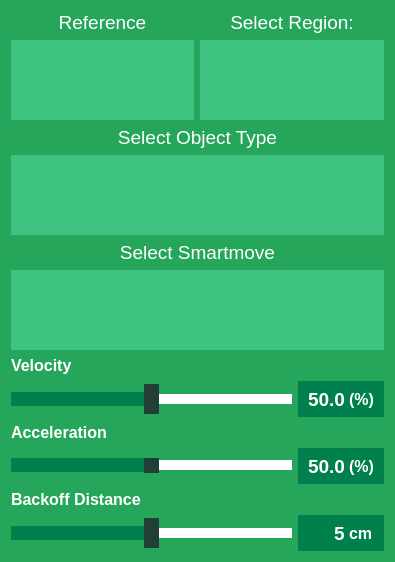
First picture: the form in costar_instructor/instructor_plugins/ui/action_smart_grasp.ui, repository cpaxton/costar_stack, before the edit.
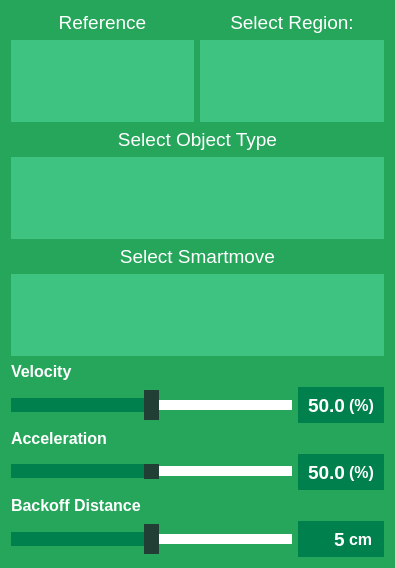
Second picture: the form after the edit.

Diff of the .ui file:
```diff
--- a/costar_instructor/instructor_plugins/ui/action_smart_grasp.ui
+++ b/costar_instructor/instructor_plugins/ui/action_smart_grasp.ui
@@ -7,7 +7,7 @@
     <x>0</x>
     <y>0</y>
     <width>395</width>
-    <height>510</height>
+    <height>568</height>
    </rect>
   </property>
   <property name="minimumSize">
```
Left out of the diff: 2 changed lines with no effect on the pictures.
